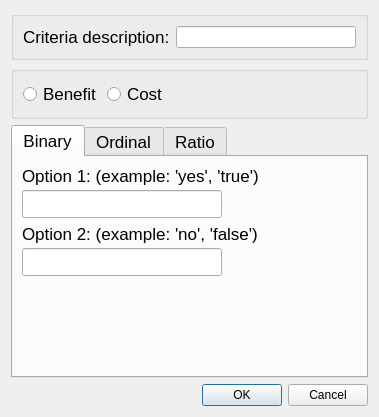
Ecotrust/delphos, file src/gui/add_criteria.ui: the form before one commit.
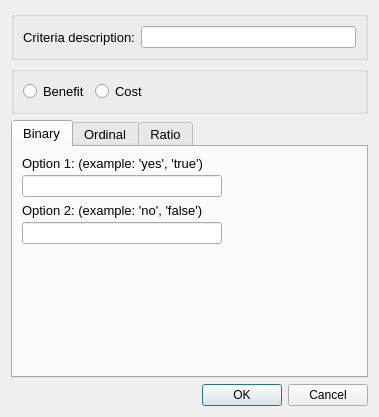
The form after the commit. Icons and pictures are not drawn. Custom widgets are drawn as their Qt base class.

```diff
--- a/src/gui/add_criteria.ui
+++ b/src/gui/add_criteria.ui
@@ -35,7 +35,7 @@
           <property name="font" >
            <font>
             <family>Arial</family>
-            <pointsize>13</pointsize>
+            <pointsize>10</pointsize>
            </font>
           </property>
           <property name="text" >
@@ -44,7 +44,13 @@
          </widget>
         </item>
         <item>
-         <widget class="QLineEdit" name="criteria_description_edit" />
+         <widget class="QLineEdit" name="criteria_description_edit" >
+          <property name="font" >
+           <font>
+            <pointsize>9</pointsize>
+           </font>
+          </property>
+         </widget>
         </item>
        </layout>
       </item>
@@ -64,7 +70,7 @@
           <property name="font" >
            <font>
             <family>Arial</family>
-            <pointsize>13</pointsize>
+            <pointsize>10</pointsize>
            </font>
           </property>
           <property name="text" >
@@ -77,7 +83,7 @@
           <property name="font" >
            <font>
             <family>Arial</family>
-            <pointsize>13</pointsize>
+            <pointsize>10</pointsize>
            </font>
           </property>
           <property name="text" >
@@ -107,8 +113,8 @@
     <widget class="QTabWidget" name="criteria_type_tab" >
      <property name="font" >
       <font>
-       <family>Lucida Grande</family>
-       <pointsize>13</pointsize>
+       <family>Arial</family>
+       <pointsize>10</pointsize>
       </font>
      </property>
      <property name="currentIndex" >
@@ -129,7 +135,7 @@
            <property name="font" >
             <font>
              <family>Arial</family>
-             <pointsize>13</pointsize>
+             <pointsize>10</pointsize>
             </font>
            </property>
            <property name="text" >
@@ -145,6 +151,14 @@
              <height>16777215</height>
             </size>
            </property>
+           <property name="font" >
+            <font>
+             <pointsize>9</pointsize>
+            </font>
+           </property>
+           <property name="text" >
+            <string/>
+           </property>
           </widget>
          </item>
         </layout>
@@ -159,7 +173,7 @@
            <property name="font" >
             <font>
              <family>Arial</family>
-             <pointsize>13</pointsize>
+             <pointsize>10</pointsize>
             </font>
            </property>
            <property name="text" >
@@ -175,6 +189,11 @@
              <height>16777215</height>
             </size>
            </property>
+           <property name="font" >
+            <font>
+             <pointsize>9</pointsize>
+            </font>
+           </property>
           </widget>
          </item>
         </layout>
```
Left out of the diff: 25 changed lines with no effect on the pictures.
